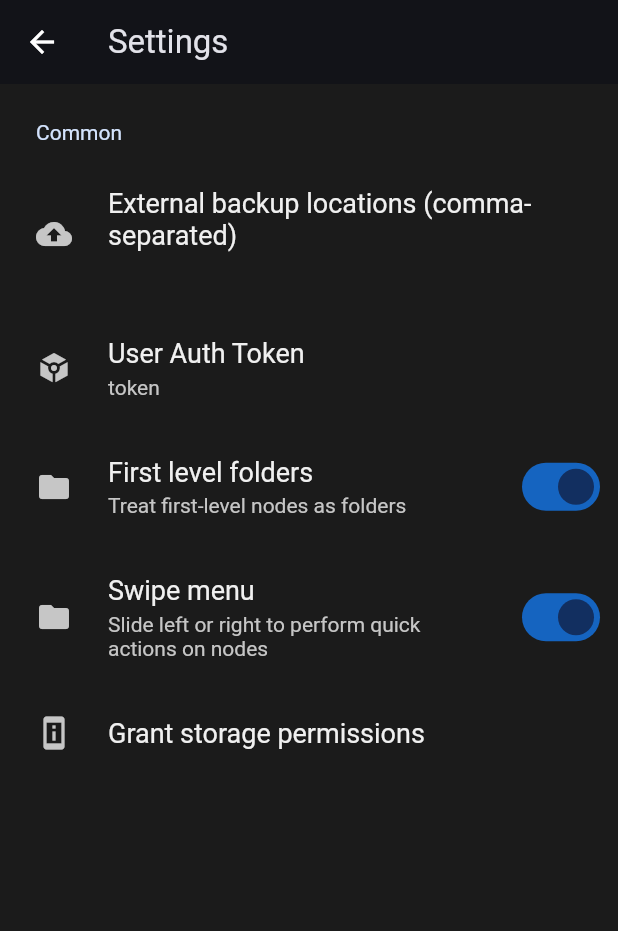
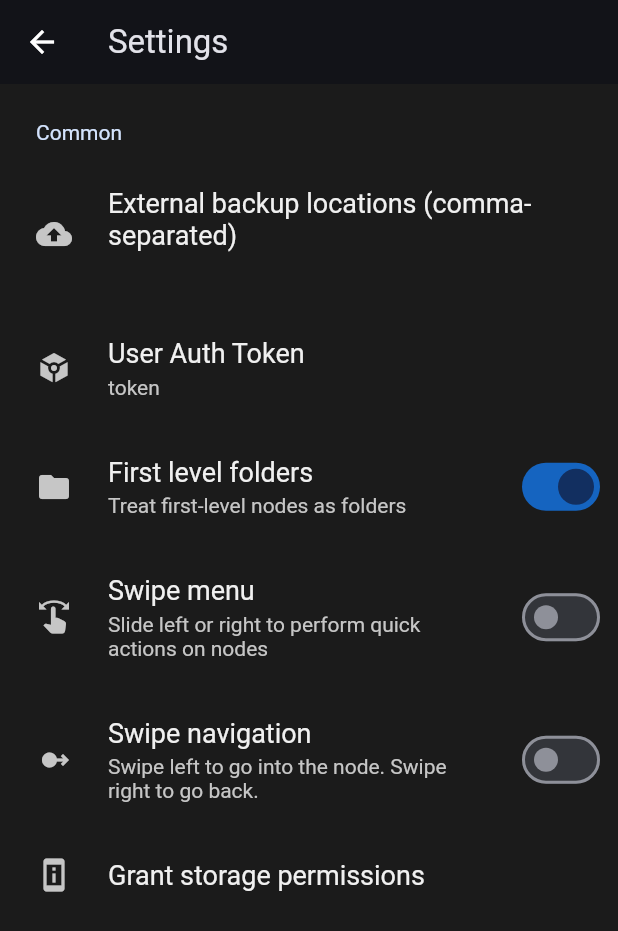
Before and after one commit to igrek51/todotree, a Flutter app: the SettingsPage screen opened directly, on a phone screen of 412 x 824 dp. Shown: the top 931 px of the screen. Run offline on Flutter 3.47's test engine with Material 3 defaults, Android fonts, the phone set to English and light mode, and no system bars; drawn by our look-alikes of settings_ui; our stand-ins replace confetti, file_picker, flutter_slidable, permission_handler, shared_preferences, swipe_to and 1 more; missing offline and left inert: move_to_background, window_manager, yaml_writer; accounts and stored records are empty.

Commit message:
Add swipe navigation

```diff
--- a/lib/services/settings_provider.dart
+++ b/lib/services/settings_provider.dart
@@ -15,16 +15,35 @@ class SettingsProvider {
   String get externalBackupLocation {
     return sharedPreferences?.getString('externalBackupLocation') ?? '';
   }
+  set externalBackupLocation(String value) {
+    sharedPreferences?.setString('externalBackupLocation', value);
+  }
 
   String get userAuthToken {
     return sharedPreferences?.getString('userAuthToken') ?? '';
+  }
+  set userAuthToken(String value) {
+    sharedPreferences?.setString('userAuthToken', value);
   }
 
   bool get firstLevelFolders {
     return sharedPreferences?.getBool('firstLevelFolders') ?? true;
   }
+  set firstLevelFolders(bool value) {
+    sharedPreferences?.setBool('firstLevelFolders', value);
+  }
 
   bool get slidableActions {
-    return sharedPreferences?.getBool('slidableActions') ?? true;
+    return sharedPreferences?.getBool('slidableActions') ?? false;
+  }
+  set slidableActions(bool value) {
+    sharedPreferences?.setBool('slidableActions', value);
+  }
+
+  bool get swipeNavigation {
+    return sharedPreferences?.getBool('swipeNavigation') ?? false;
+  }
+  set swipeNavigation(bool value) {
+    sharedPreferences?.setBool('swipeNavigation', value);
   }
 }
--- a/lib/views/settings/settings_page.dart
+++ b/lib/views/settings/settings_page.dart
@@ -1,8 +1,7 @@
 import 'package:flutter/material.dart';
 import 'package:permission_handler/permission_handler.dart';
+import 'package:settings_ui/settings_ui.dart';
 
-import 'package:settings_ui/settings_ui.dart';
-import 'package:shared_preferences/shared_preferences.dart';
 import 'package:todotree/services/info_service.dart';
 import 'package:todotree/services/settings_provider.dart';
 import 'package:todotree/views/components/textfield_dialog.dart';
@@ -16,20 +15,19 @@ class _SettingsPageState extends State<SettingsPage> {
   String _externalBackupLocation = '';
   String _userAuthToken = '';
   bool _firstLevelFolders = false;
-  bool _slidableActions = true;
+  bool _slidableActions = false;
+  bool swipeNavigation = false;
 
-  SharedPreferences? sharedPreferences;
   SettingsProvider settingsProvider = SettingsProvider();
 
   readSharedPrefs() async {
-    sharedPreferences = await SharedPreferences.getInstance();
-    if (sharedPreferences == null) return;
     await settingsProvider.init();
     setState(() {
       _externalBackupLocation = settingsProvider.externalBackupLocation;
       _userAuthToken = settingsProvider.userAuthToken;
       _firstLevelFolders = settingsProvider.firstLevelFolders;
       _slidableActions = settingsProvider.slidableActions;
+      swipeNavigation = settingsProvider.swipeNavigation;
     });
   }
 
@@ -55,7 +53,7 @@ class _SettingsPageState extends State<SettingsPage> {
                   'External backup location',
                   _externalBackupLocation,
                   (String value) {
-                    sharedPreferences?.setString('externalBackupLocation', value);
+                    settingsProvider.externalBackupLocation = value;
                     setState(() {
                       _externalBackupLocation = value;
                     });
@@ -72,7 +70,7 @@ class _SettingsPageState extends State<SettingsPage> {
                   'User Auth Token',
                   _userAuthToken,
                   (String value) {
-                    sharedPreferences?.setString('userAuthToken', value);
+                    settingsProvider.userAuthToken = value;
                     setState(() {
                       _userAuthToken = value;
                     });
@@ -86,21 +84,33 @@ class _SettingsPageState extends State<SettingsPage> {
               description: Text('Treat first-level nodes as folders'),
               initialValue: _firstLevelFolders,
               onToggle: (value) {
-                sharedPreferences?.setBool('firstLevelFolders', value);
+                settingsProvider.firstLevelFolders = value;
                 setState(() {
                   _firstLevelFolders = value;
                 });
               },
             ),
             SettingsTile.switchTile(
-              leading: Icon(Icons.folder),
+              leading: Icon(Icons.swipe),
               title: Text('Swipe menu'),
               description: Text('Slide left or right to perform quick actions on nodes'),
               initialValue: _slidableActions,
               onToggle: (value) {
-                sharedPreferences?.setBool('slidableActions', value);
+                settingsProvider.slidableActions = value;
                 setState(() {
                   _slidableActions = value;
+                });
+              },
+            ),
+            SettingsTile.switchTile(
+              leading: Icon(Icons.swipe_right_alt),
+              title: Text('Swipe navigation'),
+              description: Text('Swipe left to go into the node. Swipe right to go back.'),
+              initialValue: swipeNavigation,
+              onToggle: (value) {
+                settingsProvider.swipeNavigation = value;
+                setState(() {
+                  swipeNavigation = value;
                 });
               },
             ),
--- a/pubspec.yaml
+++ b/pubspec.yaml
@@ -26,6 +26,7 @@ dependencies:
   flutter_slidable: ^3.1.0
   http: ^1.2.1
   confetti: ^0.7.0
+  swipe_to: ^1.0.6
 
 dev_dependencies:
   flutter_test:
```
Also changed, not shown: lib/views/tree_browser/browser_widget.dart (+14 -1 lines), pubspec.lock.
